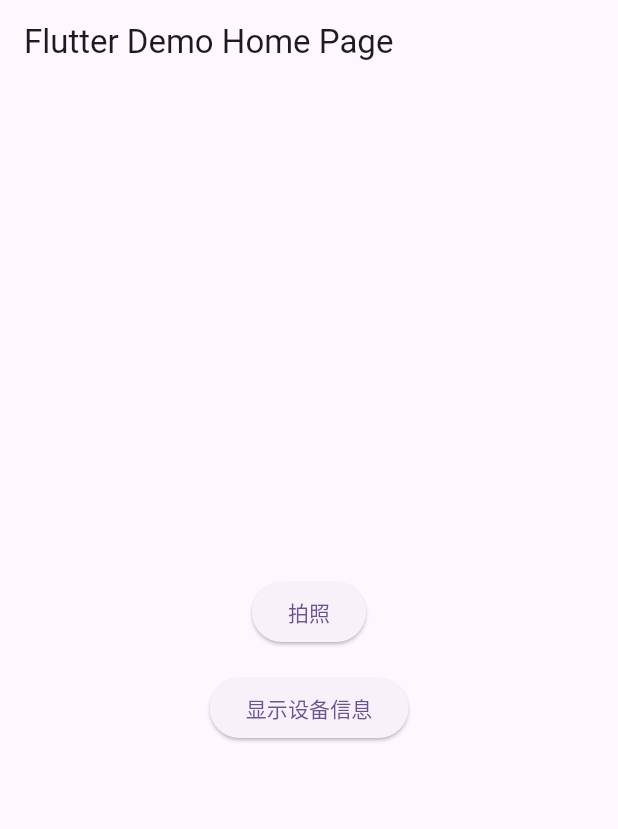
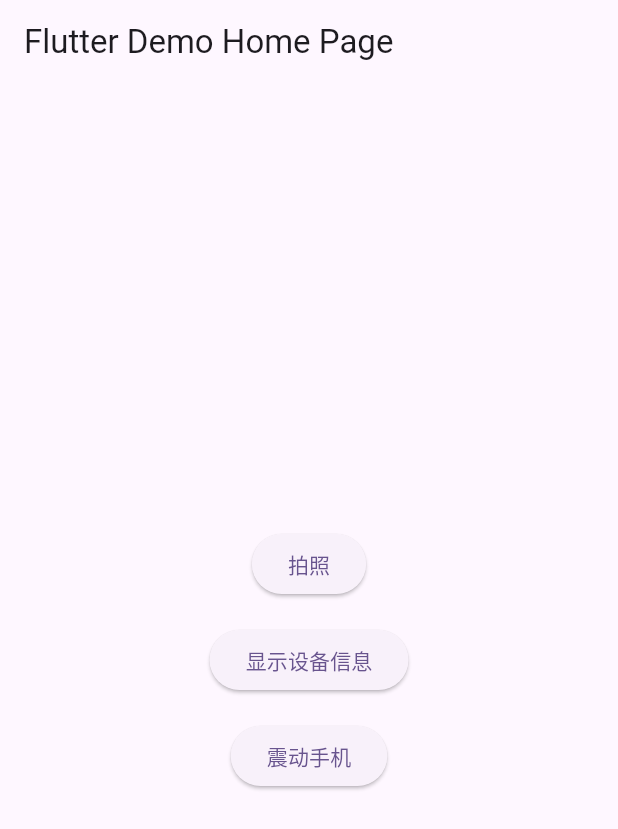
Before and after one commit to u3shadow/fluttertest, a Flutter app: the screen it shows after launch, on a phone screen of 412 x 824 dp. Shown: the top 829 px of the screen. Run offline on Flutter 3.47's test engine with Material 3 defaults, Android fonts, the phone set to English and light mode, and no system bars; our stand-ins replace device_info_plus, image_picker, vibration.

Commit message:
重新添加震动功能

```diff
--- a/lib/main.dart
+++ b/lib/main.dart
@@ -1,3 +1,4 @@
+import 'package:vibration/vibration.dart';
 import 'package:device_info_plus/device_info_plus.dart';
 import 'package:flutter/material.dart';
 import 'package:image_picker/image_picker.dart';
@@ -33,6 +34,15 @@ class MyHomePage extends StatefulWidget {
 }
 
 class _MyHomePageState extends State<MyHomePage> {
+  Future<void> _vibrate() async {
+    if (await Vibration.hasVibrator() ?? false) {
+      Vibration.vibrate(duration: 500);
+    } else {
+      setState(() {
+        _tip = '当前设备不支持震动';
+      });
+    }
+  }
   File? _imageFile;
   final ImagePicker _picker = ImagePicker();
   bool _isPicking = false;
@@ -117,6 +127,11 @@ class _MyHomePageState extends State<MyHomePage> {
               onPressed: _showDeviceInfo,
               child: const Text('显示设备信息'),
             ),
+            const SizedBox(height: 16),
+            ElevatedButton(
+              onPressed: _vibrate,
+              child: const Text('震动手机'),
+            ),
             if (_deviceInfo != null)
               Padding(
                 padding: const EdgeInsets.all(8.0),
--- a/pubspec.yaml
+++ b/pubspec.yaml
@@ -38,6 +38,8 @@ dependencies:
   image_picker: ^1.0.7
 
   device_info_plus: ^12.1.0
+
+  vibration: ^3.1.4
 
 dev_dependencies:
   flutter_test:
```
Also changed, not shown: pubspec.lock.
